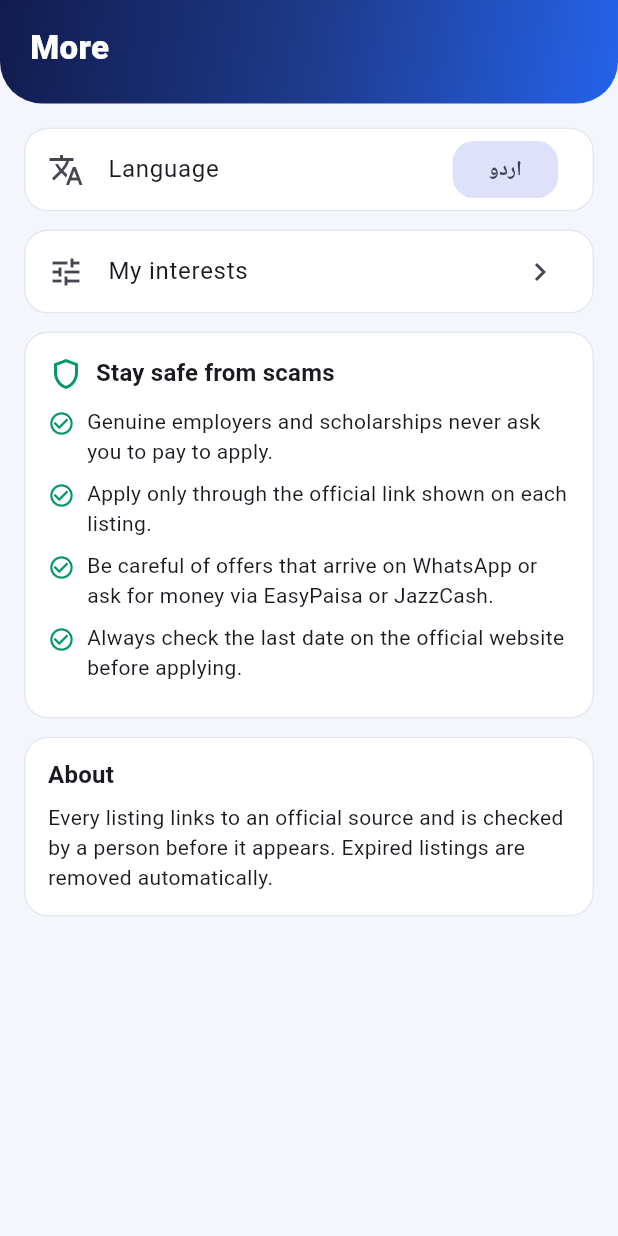
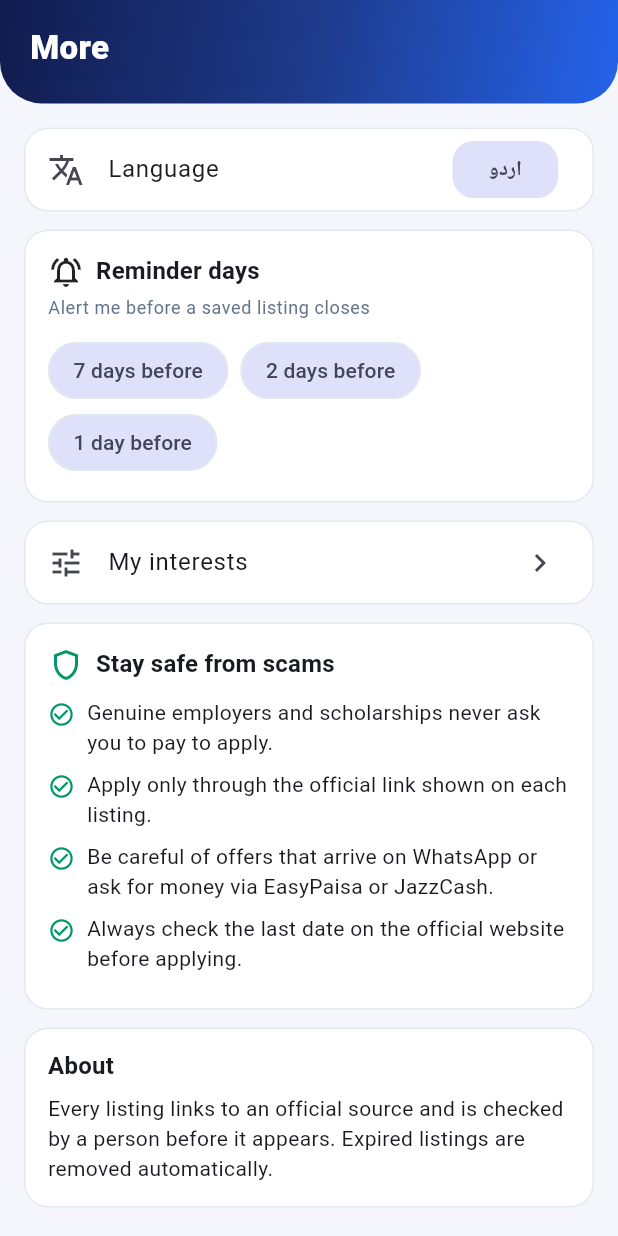
Before and after one commit to bangash40/jobs-scholarship-board, a Flutter app: the MoreScreen screen opened directly with empty values, on a phone screen of 412 x 824 dp. Run offline on Flutter 3.47's test engine with Material 3 defaults, Android fonts, the light colour scheme and no system bars; our stand-ins replace flutter_local_notifications, flutter_timezone, hive_flutter, timezone; accounts and stored records are empty.

Commit message:
Let users choose which reminder days to get
More tab gets 7/2/1-day chips (at least one stays on). Saved reminders are rescheduled when the choice changes.

```diff
--- a/lib/l10n/app_en.arb
+++ b/lib/l10n/app_en.arb
@@ -30,7 +30,7 @@
   },
   "navFeed": "Feed",
   "navMyDeadlines": "My deadlines",
-  "savedSubtitle": "Saved listings, soonest first. Tap the bell on a listing to get alerts 7, 2 and 1 days before it closes.",
+  "savedSubtitle": "Saved listings, soonest first. Tap the bell on a listing to get alerts before it closes.",
   "savedEmpty": "Nothing saved yet.\nTap the bookmark on any listing to track its deadline.",
   "verified": "Verified",
   "daysLeft": "{count, plural, =0{Closes today} =1{1 day left} other{{count} days left}}",
@@ -123,5 +123,15 @@
   "eduMatric": "Matric",
   "eduInter": "Intermediate",
   "eduBachelor": "Bachelor's",
-  "eduMaster": "Master's"
+  "eduMaster": "Master's",
+  "moreReminderDays": "Reminder days",
+  "moreReminderHint": "Alert me before a saved listing closes",
+  "reminderDayChip": "{count, plural, =1{1 day before} other{{count} days before}}",
+  "@reminderDayChip": {
+    "placeholders": {
+      "count": {
+        "type": "int"
+      }
+    }
+  }
 }
--- a/lib/l10n/app_localizations.dart
+++ b/lib/l10n/app_localizations.dart
@@ -197,7 +197,7 @@ abstract class AppLocalizations {
   /// No description provided for @savedSubtitle.
   ///
   /// In en, this message translates to:
-  /// **'Saved listings, soonest first. Tap the bell on a listing to get alerts 7, 2 and 1 days before it closes.'**
+  /// **'Saved listings, soonest first. Tap the bell on a listing to get alerts before it closes.'**
   String get savedSubtitle;
 
   /// No description provided for @savedEmpty.
@@ -540,6 +540,24 @@ abstract class AppLocalizations {
   /// In en, this message translates to:
   /// **'Master\'s'**
   String get eduMaster;
+
+  /// No description provided for @moreReminderDays.
+  ///
+  /// In en, this message translates to:
+  /// **'Reminder days'**
+  String get moreReminderDays;
+
+  /// No description provided for @moreReminderHint.
+  ///
+  /// In en, this message translates to:
+  /// **'Alert me before a saved listing closes'**
+  String get moreReminderHint;
+
+  /// No description provided for @reminderDayChip.
+  ///
+  /// In en, this message translates to:
+  /// **'{count, plural, =1{1 day before} other{{count} days before}}'**
+  String reminderDayChip(int count);
 }
 
 class _AppLocalizationsDelegate
--- a/lib/l10n/app_localizations_en.dart
+++ b/lib/l10n/app_localizations_en.dart
@@ -63,7 +63,7 @@ class AppLocalizationsEn extends AppLocalizations {
 
   @override
   String get savedSubtitle =>
-      'Saved listings, soonest first. Tap the bell on a listing to get alerts 7, 2 and 1 days before it closes.';
+      'Saved listings, soonest first. Tap the bell on a listing to get alerts before it closes.';
 
   @override
   String get savedEmpty =>
@@ -265,4 +265,21 @@ class AppLocalizationsEn extends AppLocalizations {
 
   @override
   String get eduMaster => 'Master\'s';
+
+  @override
+  String get moreReminderDays => 'Reminder days';
+
+  @override
+  String get moreReminderHint => 'Alert me before a saved listing closes';
+
+  @override
+  String reminderDayChip(int count) {
+    String _temp0 = intl.Intl.pluralLogic(
+      count,
+      locale: localeName,
+      other: '$count days before',
+      one: '1 day before',
+    );
+    return '$_temp0';
+  }
 }
--- a/lib/main.dart
+++ b/lib/main.dart
@@ -21,7 +21,7 @@ Future<void> main() async {
   await saved.init();
   final locale = LocaleController(reminders);
   await locale.init();
-  final prefs = PreferencesController();
+  final prefs = PreferencesController(reminders);
   await prefs.init();
   runApp(
     MainApp(repository: repository, saved: saved, locale: locale, prefs: prefs),
--- a/lib/screens/home_shell.dart
+++ b/lib/screens/home_shell.dart
@@ -35,12 +35,14 @@ class _HomeShellState extends State<HomeShell> {
   void initState() {
     super.initState();
     widget.repository.current.addListener(_onFeed);
+    widget.prefs.addListener(_onFeed); // reschedule when reminder days change
     _onFeed();
   }
 
   @override
   void dispose() {
     widget.repository.current.removeListener(_onFeed);
+    widget.prefs.removeListener(_onFeed);
     super.dispose();
   }
 
--- a/lib/screens/more_screen.dart
+++ b/lib/screens/more_screen.dart
@@ -3,6 +3,7 @@ import 'package:flutter/material.dart';
 import '../l10n/l10n_helpers.dart';
 import '../services/locale_controller.dart';
 import '../services/preferences_controller.dart';
+import '../services/reminder_service.dart';
 import 'onboarding_screen.dart';
 import '../theme/app_theme.dart';
 
@@ -56,6 +57,53 @@ class MoreScreen extends StatelessWidget {
                       ),
                       onPressed: locale.toggle,
                       child: Text(l.languageToggle),
+                    ),
+                  ),
+                ),
+                const SizedBox(height: 12),
+                Card(
+                  child: Padding(
+                    padding: const EdgeInsets.all(16),
+                    child: ListenableBuilder(
+                      listenable: prefs,
+                      builder: (_, _) => Column(
+                        crossAxisAlignment: CrossAxisAlignment.start,
+                        children: [
+                          Row(
+                            children: [
+                              const Icon(Icons.notifications_active_outlined),
+                              const SizedBox(width: 8),
+                              Text(
+                                l.moreReminderDays,
+                                style: theme.textTheme.titleMedium,
+                              ),
+                            ],
+                          ),
+                          const SizedBox(height: 4),
+                          Text(
+                            l.moreReminderHint,
+                            style: theme.textTheme.bodySmall?.copyWith(
+                              color: AppColors.muted,
+                            ),
+                          ),
+                          const SizedBox(height: 10),
+                          Wrap(
+                            spacing: 8,
+                            children: [
+                              for (final d in ReminderService.allDays)
+                                FilterChip(
+                                  label: Text(l.reminderDayChip(d)),
+                                  selected: prefs.reminderDays.contains(d),
+                                  onSelected: (on) => prefs.setReminderDays(
+                                    on
+                                        ? [...prefs.reminderDays, d]
+                                        : prefs.reminderDays.where((x) => x != d),
+                                  ),
+                                ),
+                            ],
+                          ),
+                        ],
+                      ),
                     ),
                   ),
                 ),
--- a/lib/services/preferences_controller.dart
+++ b/lib/services/preferences_controller.dart
@@ -2,16 +2,21 @@ import 'package:flutter/foundation.dart';
 import 'package:hive_flutter/hive_flutter.dart';
 
 import '../models/listing.dart';
+import 'reminder_service.dart';
 
 /// The user's optional interests, used to build the "For you" view.
 /// Stored on the device only.
 class PreferencesController extends ChangeNotifier {
+  PreferencesController(this._reminders);
+
+  final ReminderService _reminders;
   late final Box<String> _box;
 
   Set<String> _types = {};
   String? _city;
   String? _education;
   bool _onboarded = false;
+  List<int> _reminderDays = ReminderService.allDays;
 
   /// Main cities offered in the setup. Match the `city` values in the feed.
   static const cities = [
@@ -32,6 +37,7 @@ class PreferencesController extends ChangeNotifier {
   String? get city => _city;
   String? get education => _education;
   bool get onboarded => _onboarded;
+  List<int> get reminderDays => _reminderDays;
   bool get hasInterests =>
       _types.isNotEmpty || _city != null || _education != null;
 
@@ -42,6 +48,24 @@ class PreferencesController extends ChangeNotifier {
     _types = types.isEmpty ? {} : types.split(',').toSet();
     _city = _nonEmpty(_box.get('interestCity'));
     _education = _nonEmpty(_box.get('interestEducation'));
+    final days = (_box.get('reminderDays') ?? '')
+        .split(',')
+        .map(int.tryParse)
+        .whereType<int>()
+        .where(ReminderService.allDays.contains)
+        .toList();
+    _reminderDays = days.isEmpty ? ReminderService.allDays : days;
+    _reminders.activeDays = _reminderDays;
+  }
+
+  /// Chooses which days before the deadline to alert at. At least one stays on.
+  Future<void> setReminderDays(Iterable<int> days) async {
+    final chosen = ReminderService.allDays.where(days.contains).toList();
+    if (chosen.isEmpty) return;
+    _reminderDays = chosen;
+    _reminders.activeDays = chosen;
+    await _box.put('reminderDays', chosen.join(','));
+    notifyListeners();
   }
 
   String? _nonEmpty(String? v) => (v == null || v.isEmpty) ? null : v;
--- a/lib/services/reminder_service.dart
+++ b/lib/services/reminder_service.dart
@@ -8,8 +8,12 @@ import '../models/listing.dart';
 
 /// Schedules on-device deadline alerts (no server needed).
 class ReminderService {
-  /// Days before the last date at which an alert fires.
-  static const thresholds = [7, 2, 1];
+  /// Every day-offset the app can alert at. Notification ids are derived from
+  /// a day's position here, so this list must never be reordered.
+  static const allDays = [7, 2, 1];
+
+  /// The days the user has chosen to be alerted at (a subset of [allDays]).
+  List<int> activeDays = allDays;
 
   /// Local time of day the alerts fire.
   static const _alertHour = 9;
@@ -48,14 +52,14 @@ class ReminderService {
   }
 
   int _id(String listingId, int index) =>
-      (listingId.hashCode.abs() % 100000000) * thresholds.length + index;
+      (listingId.hashCode.abs() % 100000000) * allDays.length + index;
 
   /// Dates the alerts would fire for [l], skipping any already in the past.
   List<(int index, tz.TZDateTime at)> upcoming(Listing l) {
     final now = tz.TZDateTime.now(tz.local);
     final out = <(int, tz.TZDateTime)>[];
-    for (var i = 0; i < thresholds.length; i++) {
-      final day = l.lastDate.subtract(Duration(days: thresholds[i]));
+    for (final days in activeDays) {
+      final day = l.lastDate.subtract(Duration(days: days));
       final when = tz.TZDateTime(
         tz.local,
         day.year,
@@ -63,7 +67,7 @@ class ReminderService {
         day.day,
         _alertHour,
       );
-      if (when.isAfter(now)) out.add((i, when));
+      if (when.isAfter(now)) out.add((allDays.indexOf(days), when));
     }
     return out;
   }
@@ -74,7 +78,7 @@ class ReminderService {
     await cancel(l);
     final times = upcoming(l);
     for (final (i, at) in times) {
-      final days = thresholds[i];
+      final days = allDays[i];
       await _plugin.zonedSchedule(
         id: _id(l.id, i),
         title: titleFor(days),
@@ -99,7 +103,7 @@ class ReminderService {
 
   Future<void> cancelById(String listingId) async {
     if (!_ready) return;
-    for (var i = 0; i < thresholds.length; i++) {
+    for (var i = 0; i < allDays.length; i++) {
       await _plugin.cancel(id: _id(listingId, i));
     }
   }
```
Also changed, not shown: lib/l10n/app_localizations_ur.dart (+19 -1 lines), lib/l10n/app_ur.arb (+5 -2 lines), 1 other file.
